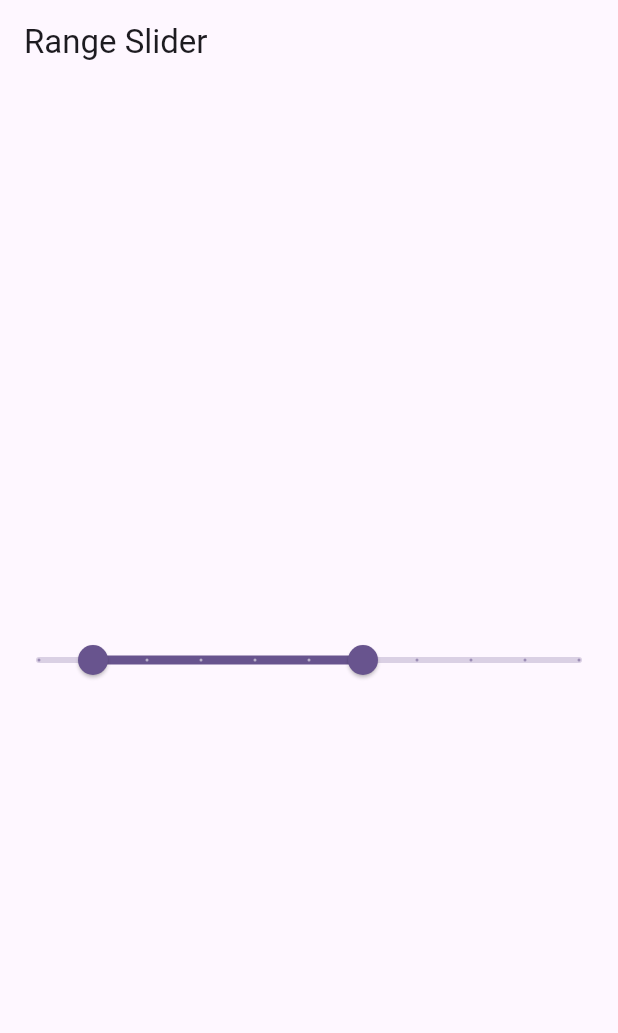
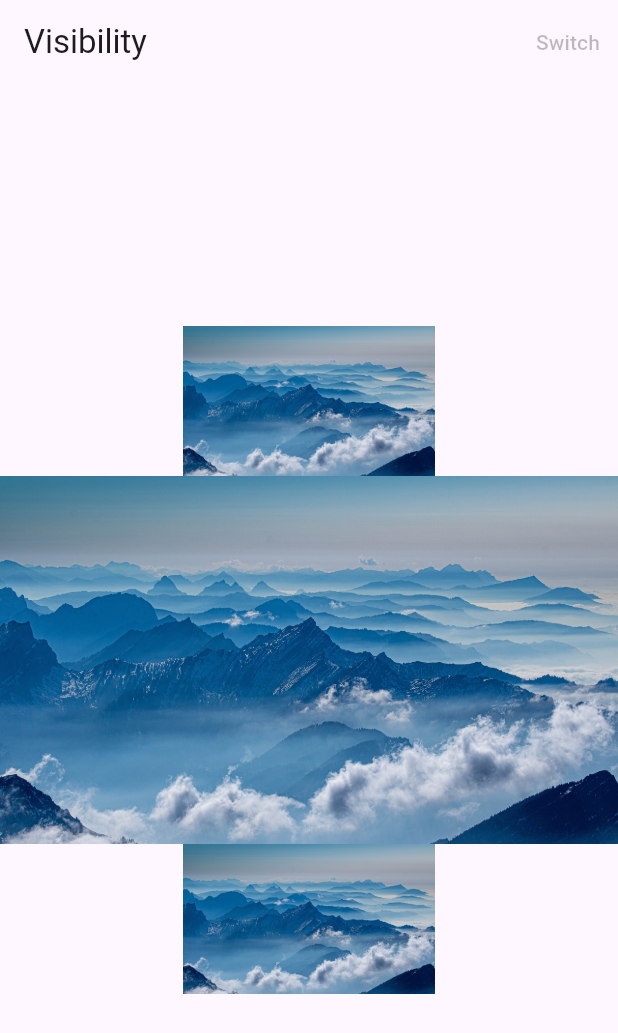
Before and after one commit to KRFLUTTERUG/wiki-flutter-widget, a Flutter app: the screen it shows after launch, on a phone screen of 412 x 824 dp. Shown: the top 1033 px of the screen. Run offline on Flutter 3.47's test engine with Material 3 defaults, Android fonts, the phone set to English and light mode, and no system bars; our stand-ins replace fl_chart, gap.

Commit message:
feat : visibility

```diff
--- a/lib/main.dart
+++ b/lib/main.dart
@@ -12,6 +12,7 @@ import 'package:wiki_flutter_examples/widget/20210123/showsearch.dart';
 import 'package:wiki_flutter_examples/widget/20210123/showtimepicker.dart';
 import 'package:wiki_flutter_examples/widget/20210123/sliverappbar.dart';
 import 'package:wiki_flutter_examples/widget/20210123/stepper.dart';
+import 'package:wiki_flutter_examples/widget/20210123/visibility.dart';
 import 'package:wiki_flutter_examples/widget/20210123/wrap.dart';
 import 'package:wiki_flutter_examples/widget/20230602/draggable.dart';
 import 'package:wiki_flutter_examples/widget/20231213/gap.dart';
@@ -33,6 +34,6 @@ class MyApp extends StatelessWidget {
           colorScheme: ColorScheme.fromSeed(seedColor: Colors.deepPurple),
           useMaterial3: true,
         ),
-        home: const MyRangeSlider());
+        home: const MyVisibility());
   }
 }
--- /dev/null
+++ b/lib/widget/20210123/visibility.dart
@@ -0,0 +1,55 @@
+import 'package:flutter/material.dart';
+
+class MyVisibility extends StatefulWidget {
+  const MyVisibility({super.key});
+
+  @override
+  State<MyVisibility> createState() => _MyVisibilityState();
+}
+
+class _MyVisibilityState extends State<MyVisibility> {
+  bool _isVisible = true;
+
+  @override
+  Widget build(BuildContext context) {
+    return Scaffold(
+      appBar: AppBar(
+        title: Text('Visibility'),
+        actions: [
+          TextButton(
+            onPressed: () {
+              setState(() {
+                _isVisible = !_isVisible;
+              });
+            },
+            child: Text(
+              'Switch',
+              style: TextStyle(color: Colors.black26),
+            ),
+          )
+        ],
+      ),
+      body: SizedBox(
+        width: double.infinity,
+        child: Center(
+          child: Column(
+            mainAxisSize: MainAxisSize.min,
+            children: [
+              Image.asset(
+                'images/mountains.jpg',
+                height: 100,
+              ),
+              Visibility(
+                  visible: _isVisible,
+                  child: Image.asset('images/mountains.jpg')),
+              Image.asset(
+                'images/mountains.jpg',
+                height: 100,
+              ),
+            ],
+          ),
+        ),
+      ),
+    );
+  }
+}
```
Also changed, not shown: 1 other file.
